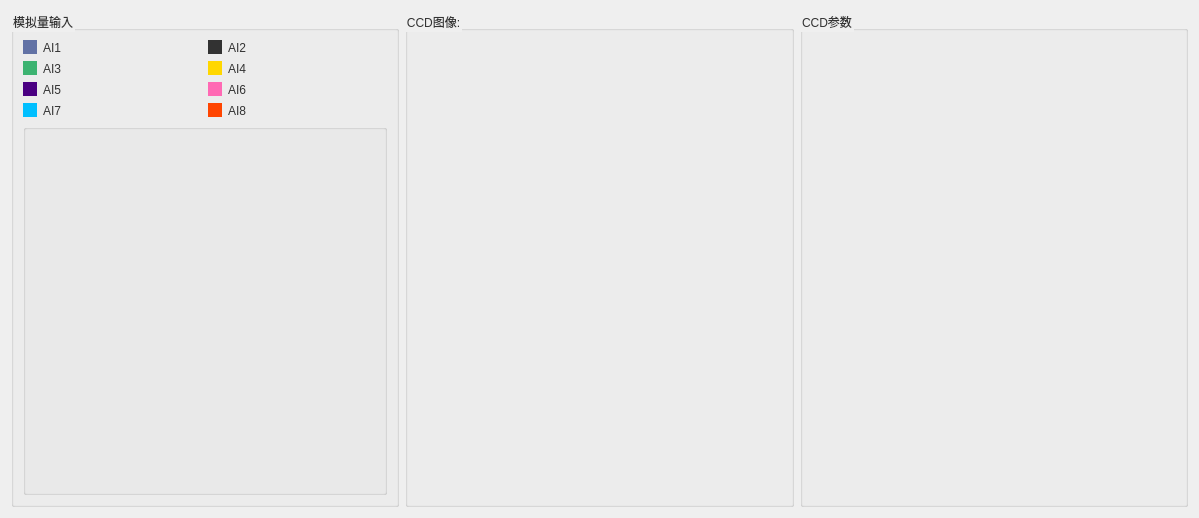
Qt form new_thu/UI/Cardpage/AIO_CCD_Table.ui (mihudaner/THU) before a commit.
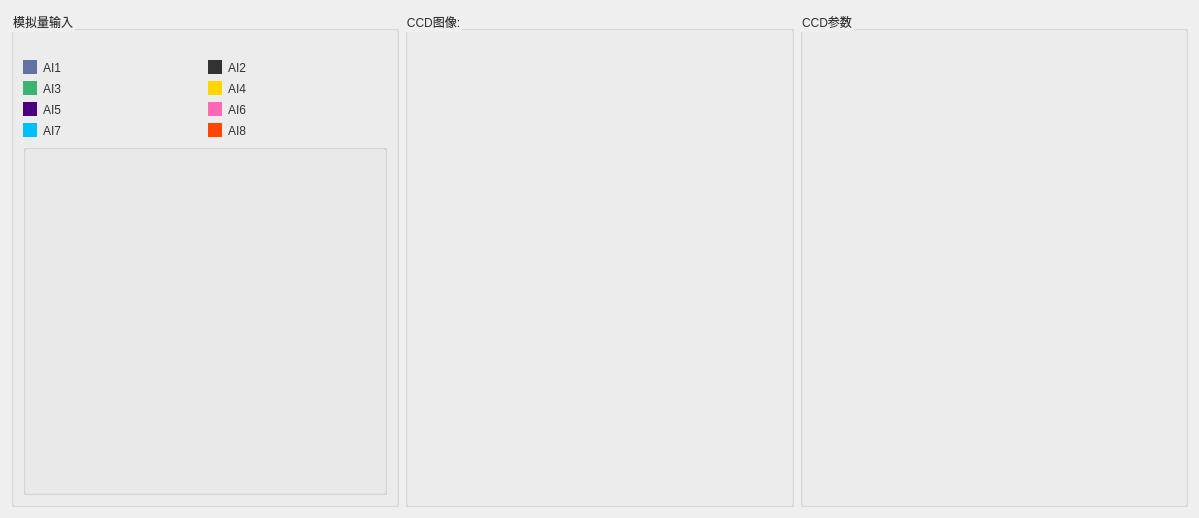
The same form after that commit. Icons and pictures are not drawn.

Patch:
```diff
--- a/new_thu/UI/Cardpage/AIO_CCD_Table.ui
+++ b/new_thu/UI/Cardpage/AIO_CCD_Table.ui
@@ -351,10 +351,23 @@
     <layout class="QGridLayout" name="gridLayout_3" rowstretch="0" columnstretch="1">
      <item row="0" column="0">
       <widget class="QGroupBox" name="groupBox_6">
+       <property name="sizePolicy">
+        <sizepolicy hsizetype="Expanding" vsizetype="Expanding">
+         <horstretch>0</horstretch>
+         <verstretch>0</verstretch>
+        </sizepolicy>
+       </property>
        <property name="title">
         <string>模拟量输入</string>
        </property>
-       <layout class="QVBoxLayout" name="verticalLayout" stretch="0,1">
+       <layout class="QVBoxLayout" name="verticalLayout" stretch="0,0,1">
+        <item>
+         <widget class="QLabel" name="label_2">
+          <property name="text">
+           <string/>
+          </property>
+         </widget>
+        </item>
         <item>
          <layout class="QGridLayout" name="gridLayout">
           <item row="3" column="0">
```
Left out of the diff: 3 changed lines with no effect on the pictures.
